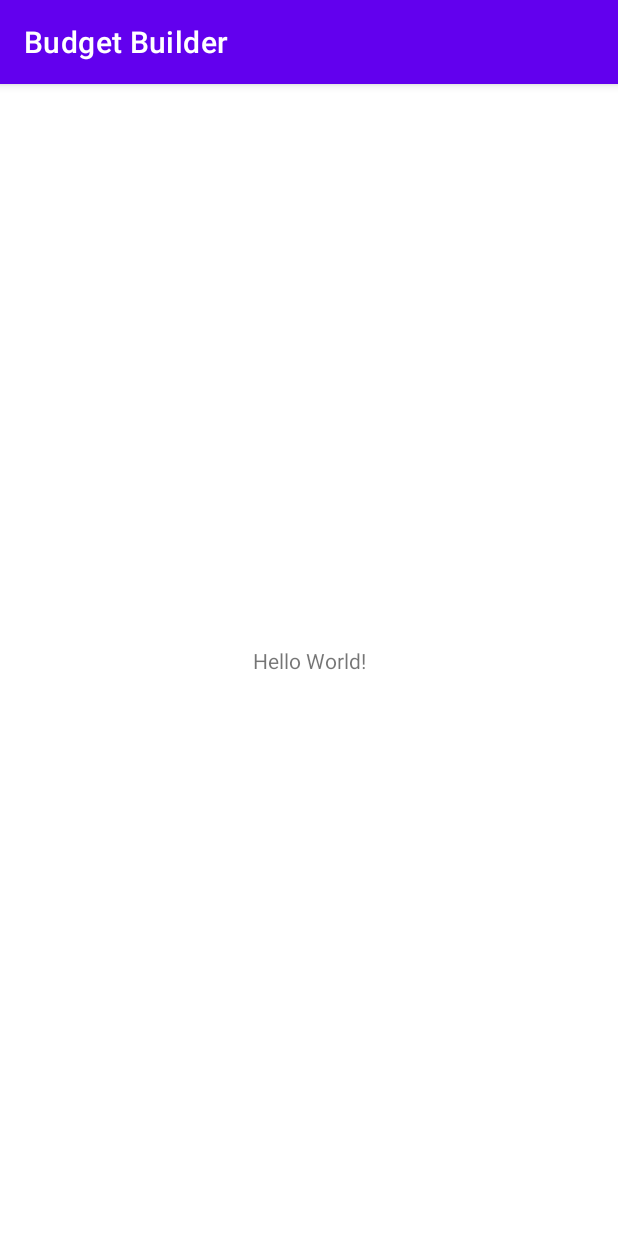
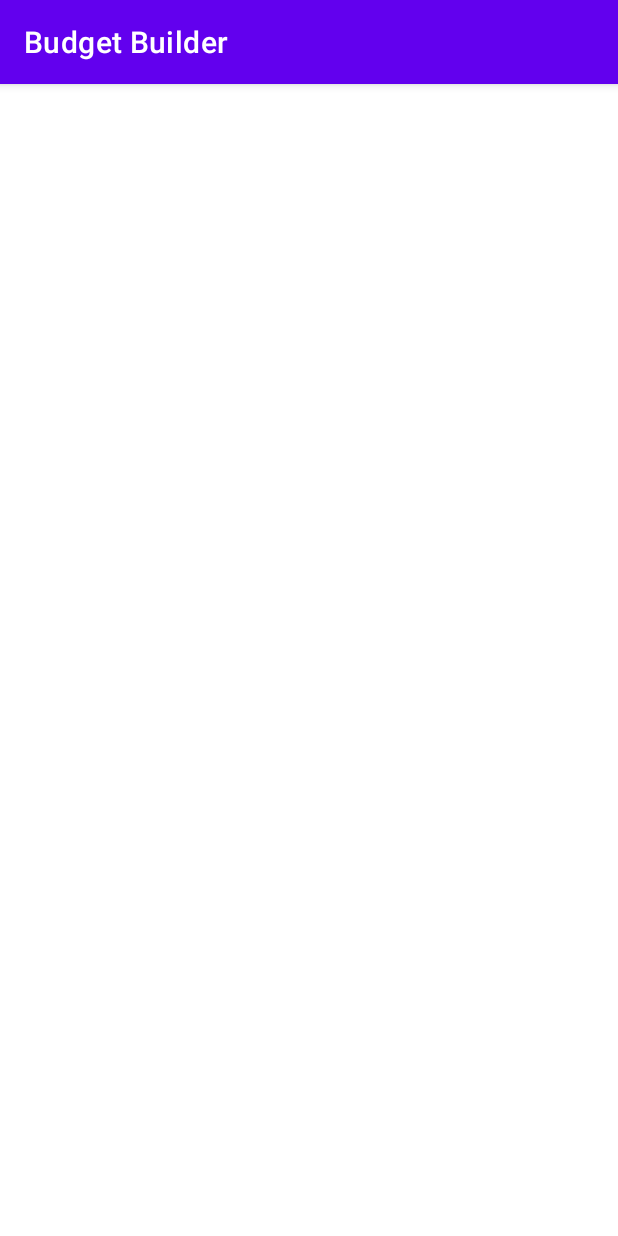
Before and after one commit to J-Marvin/Budget-Builder, an Android app: the screen it shows after launch (MainActivity), on a phone screen of 412 x 824 dp. Run offline under Robolectric (Android 15) with nearby library versions, the phone set to English and light mode, and no system bars.

```diff
--- a/app/src/main/res/layout/activity_main.xml
+++ b/app/src/main/res/layout/activity_main.xml
@@ -4,15 +4,4 @@
     xmlns:tools="http://schemas.android.com/tools"
     android:layout_width="match_parent"
     android:layout_height="match_parent"
-    tools:context=".MainActivity">
-
-    <TextView
-        android:layout_width="wrap_content"
-        android:layout_height="wrap_content"
-        android:text="Hello World!"
-        app:layout_constraintBottom_toBottomOf="parent"
-        app:layout_constraintLeft_toLeftOf="parent"
-        app:layout_constraintRight_toRightOf="parent"
-        app:layout_constraintTop_toTopOf="parent" />
-
-</androidx.constraintlayout.widget.ConstraintLayout>
+    tools:context=".MainActivity"/>
```
Also changed, not shown: app/src/main/res/values/colors.xml (+8 -0 lines).
